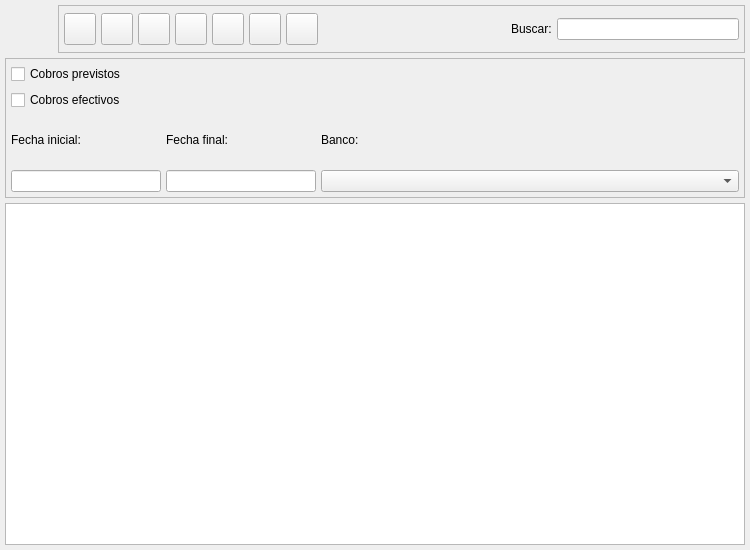
The window that bulmages/bulmafact/plugins/pluginbf_actividad/actividadeslistbase.ui (eboladev/Bulmages-1) describes before a commit, drawn with Qt 5.
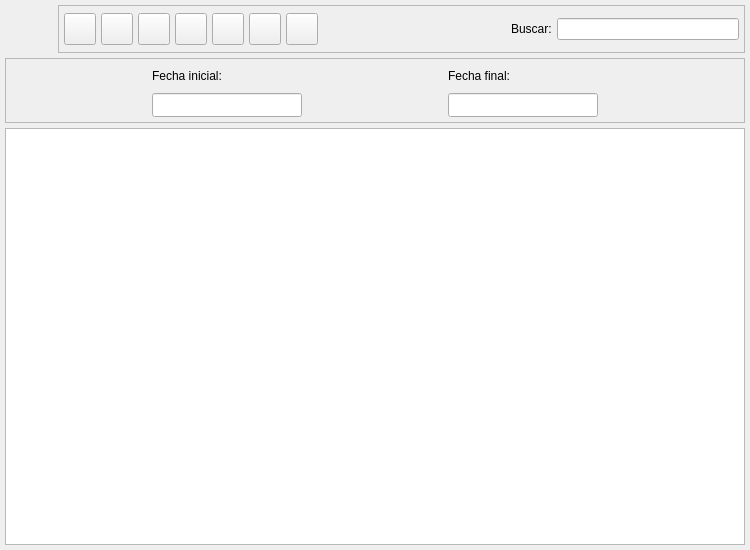
The same window after the commit. Icons and pictures are not drawn. Custom widgets are drawn as their Qt base class.

What changed in the file:
```diff
--- a/bulmages/bulmafact/plugins/pluginbf_actividad/actividadeslistbase.ui
+++ b/bulmages/bulmafact/plugins/pluginbf_actividad/actividadeslistbase.ui
@@ -33,7 +33,7 @@
      <property name="minimumSize">
       <size>
        <width>16</width>
-       <height>140</height>
+       <height>65</height>
       </size>
      </property>
      <property name="frameShape">
@@ -49,37 +49,14 @@
       <property name="spacing">
        <number>5</number>
       </property>
-      <item row="1" column="2">
-       <widget class="QLabel" name="textLabel1_5">
-        <property name="text">
-         <string>Banco:</string>
-        </property>
-       </widget>
-      </item>
-      <item row="2" column="2">
-       <widget class="BfBuscarBanco" name="mui_idbanco">
-        <property name="sizePolicy">
-         <sizepolicy hsizetype="Expanding" vsizetype="Fixed">
-          <horstretch>0</horstretch>
-          <verstretch>0</verstretch>
-         </sizepolicy>
-        </property>
-        <property name="minimumSize">
-         <size>
-          <width>200</width>
-          <height>21</height>
-         </size>
-        </property>
-       </widget>
-      </item>
-      <item row="1" column="1">
+      <item row="0" column="1">
        <widget class="QLabel" name="textLabel1_4_2">
         <property name="text">
          <string>Fecha final:</string>
         </property>
        </widget>
       </item>
-      <item row="2" column="1">
+      <item row="1" column="1">
        <widget class="BlDateSearch" name="m_fechafin">
         <property name="sizePolicy">
          <sizepolicy hsizetype="Fixed" vsizetype="Preferred">
@@ -95,14 +72,14 @@
         </property>
        </widget>
       </item>
-      <item row="1" column="0">
+      <item row="0" column="0">
        <widget class="QLabel" name="textLabel1_4">
         <property name="text">
          <string>Fecha inicial:</string>
         </property>
        </widget>
       </item>
-      <item row="2" column="0">
+      <item row="1" column="0">
        <widget class="BlDateSearch" name="m_fechain">
         <property name="sizePolicy">
          <sizepolicy hsizetype="Fixed" vsizetype="Preferred">
@@ -118,40 +95,6 @@
         </property>
        </widget>
       </item>
-      <item row="0" column="0" colspan="3">
-       <layout class="QHBoxLayout">
-        <property name="spacing">
-         <number>5</number>
-        </property>
-        <property name="margin">
-         <number>0</number>
-        </property>
-        <item>
-         <layout class="QVBoxLayout">
-          <property name="spacing">
-           <number>6</number>
-          </property>
-          <property name="margin">
-           <number>0</number>
-          </property>
-          <item>
-           <widget class="QCheckBox" name="mui_previsiones">
-            <property name="text">
-             <string>Cobros previstos</string>
-            </property>
-           </widget>
-          </item>
-          <item>
-           <widget class="QCheckBox" name="mui_efectivos">
-            <property name="text">
-             <string>Cobros efectivos</string>
-            </property>
-           </widget>
-          </item>
-         </layout>
-        </item>
-       </layout>
-      </item>
      </layout>
     </widget>
    </item>
@@ -541,11 +484,6 @@
    <extends>QLineEdit</extends>
    <header>bldatesearch.h</header>
   </customwidget>
-  <customwidget>
-   <class>BfBuscarBanco</class>
-   <extends>QComboBox</extends>
-   <header>bfbuscarbanco.h</header>
-  </customwidget>
   <customwidget>
    <class>ActividadesListSubForm</class>
    <extends>QTableWidget</extends>
```
